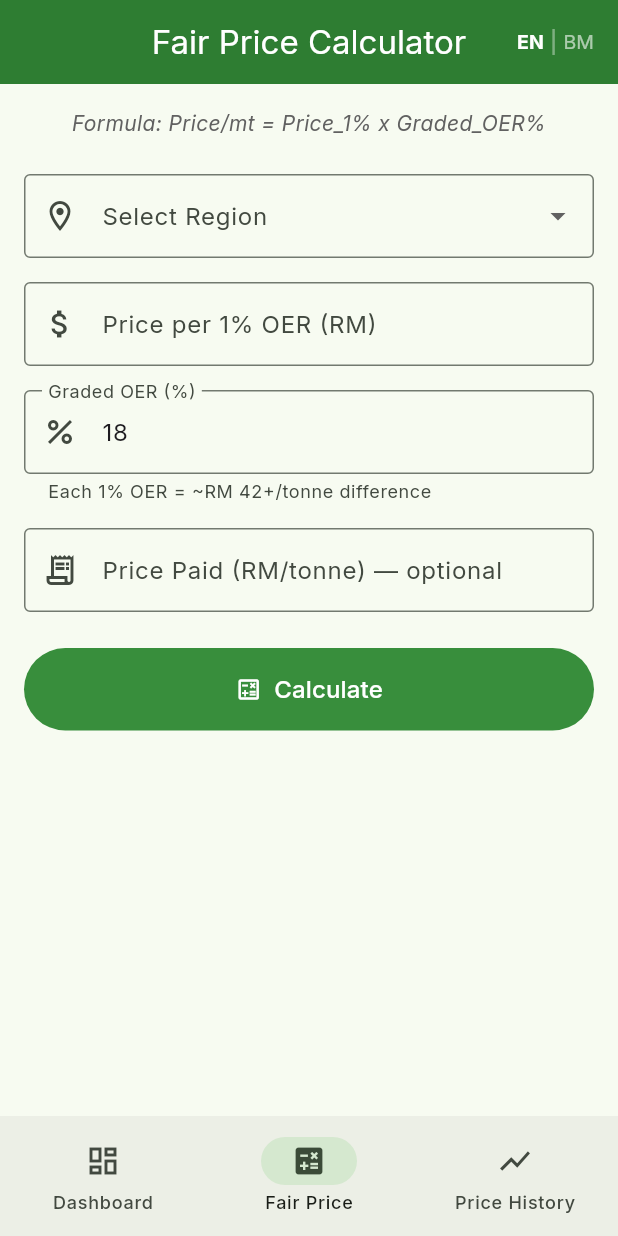
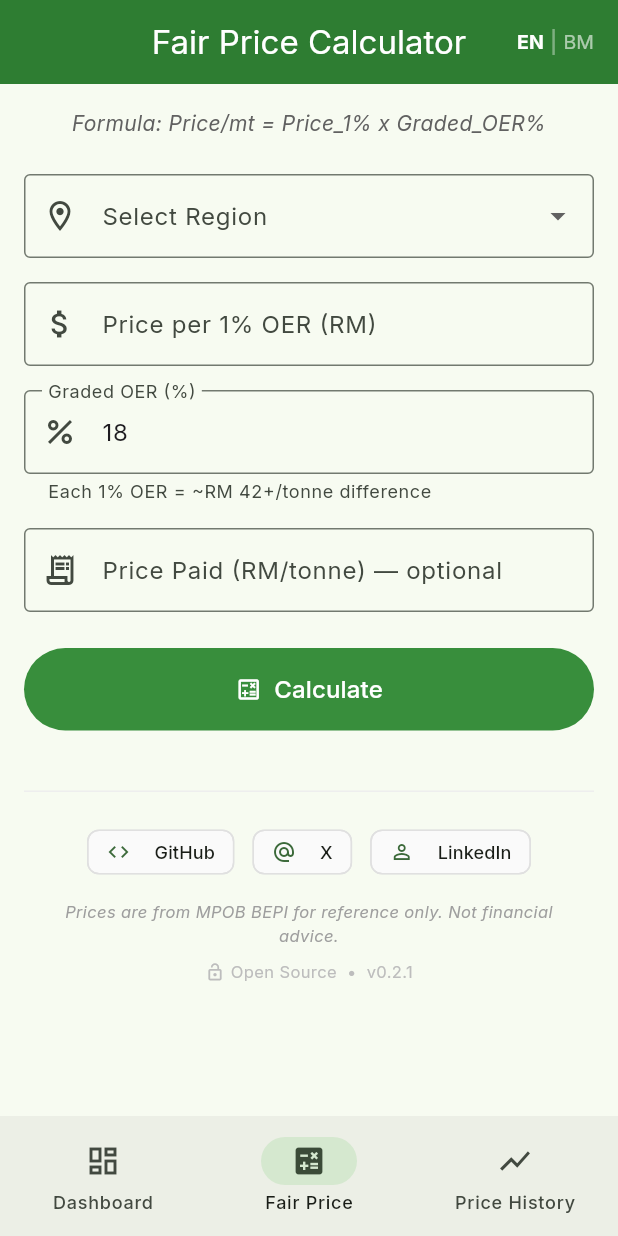
Before and after one commit to creator35lwb-web/SawitSenseMY, a Flutter app: the CalculatorScreen screen opened by its route, on a phone screen of 412 x 824 dp. Run offline on Flutter 3.47's test engine with Material 3 defaults, Android fonts, the phone set to English and light mode, and no system bars; our stand-ins replace fl_chart, flutter_riverpod, go_router, google_fonts; network calls fail.

Commit message:
feat(v0.2.1): Add CHANGELOG, version display, social links, fix data pipeline
- CHANGELOG.md tracking all versions from v0.0.1 to v0.2.1
- App footer on all 3 screens: version (v0.2.1), GitHub, X (@creator35lwb), LinkedIn (altonlee92)
- Deploy workflow now triggers on backend/data/** changes so real MPOB scraper data auto-publishes to live site
- 0 analyze issues, 15/15 tests pass

🤖 Generated with [Qoder][https://qoder.com]

```diff
--- a/frontend/lib/screens/calculator_screen.dart
+++ b/frontend/lib/screens/calculator_screen.dart
@@ -10,6 +10,7 @@ import '../providers/price_provider.dart';
 import '../l10n/l10n_provider.dart';
 import '../widgets/verdict_badge.dart';
 import '../widgets/language_toggle.dart';
+import '../widgets/app_footer.dart';
 
 class CalculatorScreen extends ConsumerStatefulWidget {
   const CalculatorScreen({super.key});
@@ -196,6 +197,9 @@ class _CalculatorScreenState extends ConsumerState<CalculatorScreen> {
 
               // Result
               if (_result != null) _ResultCard(result: _result!),
+
+              const SizedBox(height: 16),
+              const AppFooter(),
             ],
           ),
         ),
--- a/frontend/lib/screens/dashboard_screen.dart
+++ b/frontend/lib/screens/dashboard_screen.dart
@@ -10,6 +10,7 @@ import '../l10n/l10n_provider.dart';
 import '../widgets/region_price_card.dart';
 import '../widgets/language_toggle.dart';
 import '../widgets/feedback_button.dart';
+import '../widgets/app_footer.dart';
 
 class DashboardScreen extends ConsumerWidget {
   const DashboardScreen({super.key});
@@ -141,10 +142,12 @@ class DashboardScreen extends ConsumerWidget {
                     textAlign: TextAlign.center,
                   ),
 
-                const SizedBox(height: 24),
+                const SizedBox(height: 16),
 
-                // Feedback
+                // Feedback + Footer
                 const Center(child: FeedbackButton()),
+                const SizedBox(height: 8),
+                const AppFooter(),
               ],
             ),
           );
--- a/frontend/lib/screens/history_screen.dart
+++ b/frontend/lib/screens/history_screen.dart
@@ -8,6 +8,7 @@ import 'package:fl_chart/fl_chart.dart';
 import '../providers/price_provider.dart';
 import '../l10n/l10n_provider.dart';
 import '../widgets/language_toggle.dart';
+import '../widgets/app_footer.dart';
 
 class HistoryScreen extends ConsumerWidget {
   const HistoryScreen({super.key});
@@ -60,6 +61,9 @@ class HistoryScreen extends ConsumerWidget {
 
                 // Price table below chart
                 _PriceTable(prices: prices),
+
+                const SizedBox(height: 16),
+                const AppFooter(),
               ],
             ),
           );
--- /dev/null
+++ b/frontend/lib/widgets/app_footer.dart
@@ -0,0 +1,116 @@
+// App footer with version, social links, and disclaimer.
+import 'package:flutter/material.dart';
+import 'package:flutter_riverpod/flutter_riverpod.dart';
+import 'package:url_launcher/url_launcher.dart';
+import '../l10n/l10n_provider.dart';
+
+const String appVersion = '0.2.1';
+
+class AppFooter extends ConsumerWidget {
+  const AppFooter({super.key});
+
+  Future<void> _launch(String url) async {
+    final uri = Uri.parse(url);
+    if (await canLaunchUrl(uri)) {
+      await launchUrl(uri, mode: LaunchMode.externalApplication);
+    }
+  }
+
+  @override
+  Widget build(BuildContext context, WidgetRef ref) {
+    final tr = ref.watch(trProvider);
+
+    return Container(
+      padding: const EdgeInsets.symmetric(horizontal: 16, vertical: 20),
+      decoration: BoxDecoration(
+        border: Border(
+          top: BorderSide(color: Colors.grey.shade200),
+        ),
+      ),
+      child: Column(
+        mainAxisSize: MainAxisSize.min,
+        children: [
+          // Social links row
+          Row(
+            mainAxisAlignment: MainAxisAlignment.center,
+            children: [
+              _SocialChip(
+                icon: Icons.code,
+                label: 'GitHub',
+                onTap: () => _launch(
+                    'https://github.com/creator35lwb-web/SawitSenseMY'),
+              ),
+              const SizedBox(width: 12),
+              _SocialChip(
+                icon: Icons.alternate_email,
+                label: 'X',
+                onTap: () => _launch('https://x.com/creator35lwb'),
+              ),
+              const SizedBox(width: 12),
+              _SocialChip(
+                icon: Icons.person_outline,
+                label: 'LinkedIn',
+                onTap: () =>
+                    _launch('https://linkedin.com/in/altonlee92'),
+              ),
+            ],
+          ),
+          const SizedBox(height: 12),
+
+          // Disclaimer
+          Text(
+            tr('footer_disclaimer'),
+            style: TextStyle(
+              fontSize: 11,
+              color: Colors.grey.shade500,
+              fontStyle: FontStyle.italic,
+            ),
+            textAlign: TextAlign.center,
+          ),
+          const SizedBox(height: 8),
+
+          // Version + open source badge
+          Row(
+            mainAxisAlignment: MainAxisAlignment.center,
+            children: [
+              Icon(Icons.lock_open, size: 13, color: Colors.grey.shade400),
+              const SizedBox(width: 4),
+              Text(
+                '${tr('footer_open_source')}  •  v$appVersion',
+                style: TextStyle(
+                  fontSize: 11,
+                  color: Colors.grey.shade400,
+                ),
+              ),
+            ],
+          ),
+        ],
+      ),
+    );
+  }
+}
+
+class _SocialChip extends StatelessWidget {
+  final IconData icon;
+  final String label;
+  final VoidCallback onTap;
+
+  const _SocialChip({
+    required this.icon,
+    required this.label,
+    required this.onTap,
+  });
+
+  @override
+  Widget build(BuildContext context) {
+    return ActionChip(
+      avatar: Icon(icon, size: 16),
+      label: Text(label, style: const TextStyle(fontSize: 12)),
+      onPressed: onTap,
+      side: BorderSide(color: Colors.grey.shade300),
+      backgroundColor: Colors.grey.shade50,
+      padding: const EdgeInsets.symmetric(horizontal: 4),
+      visualDensity: VisualDensity.compact,
+    );
+  }
+}
```
Also changed, not shown: 2 other files.
